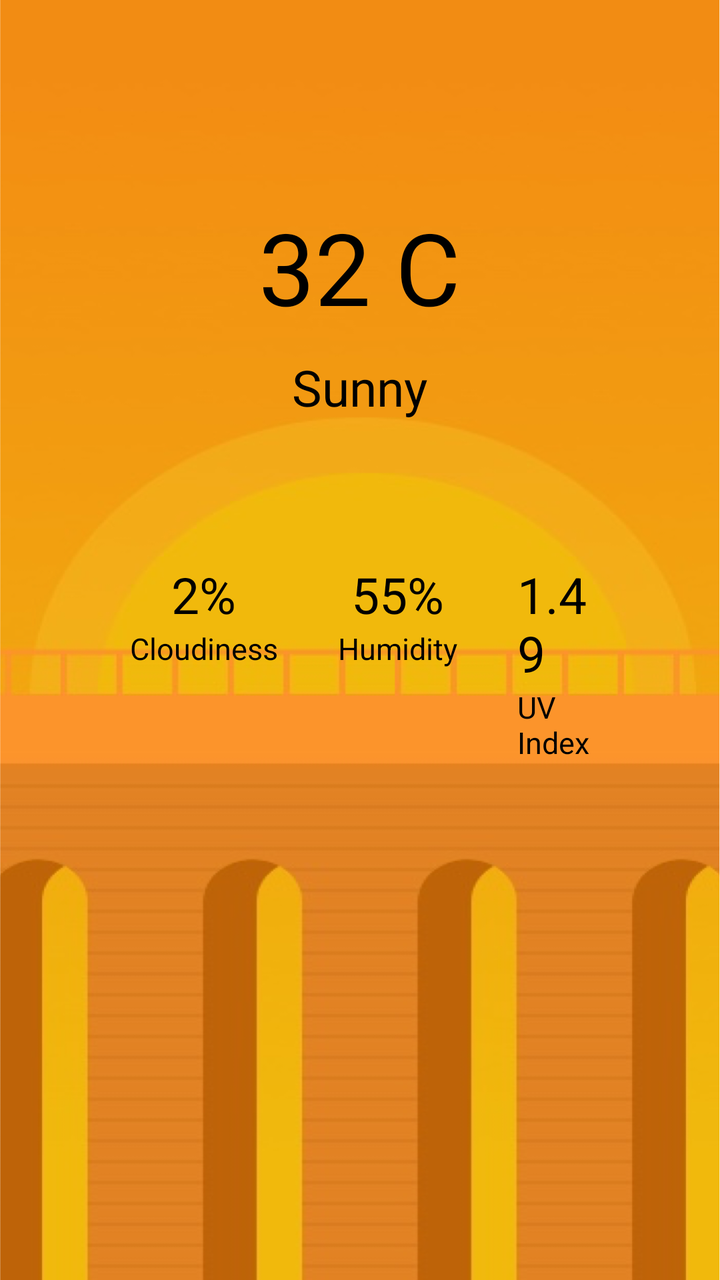
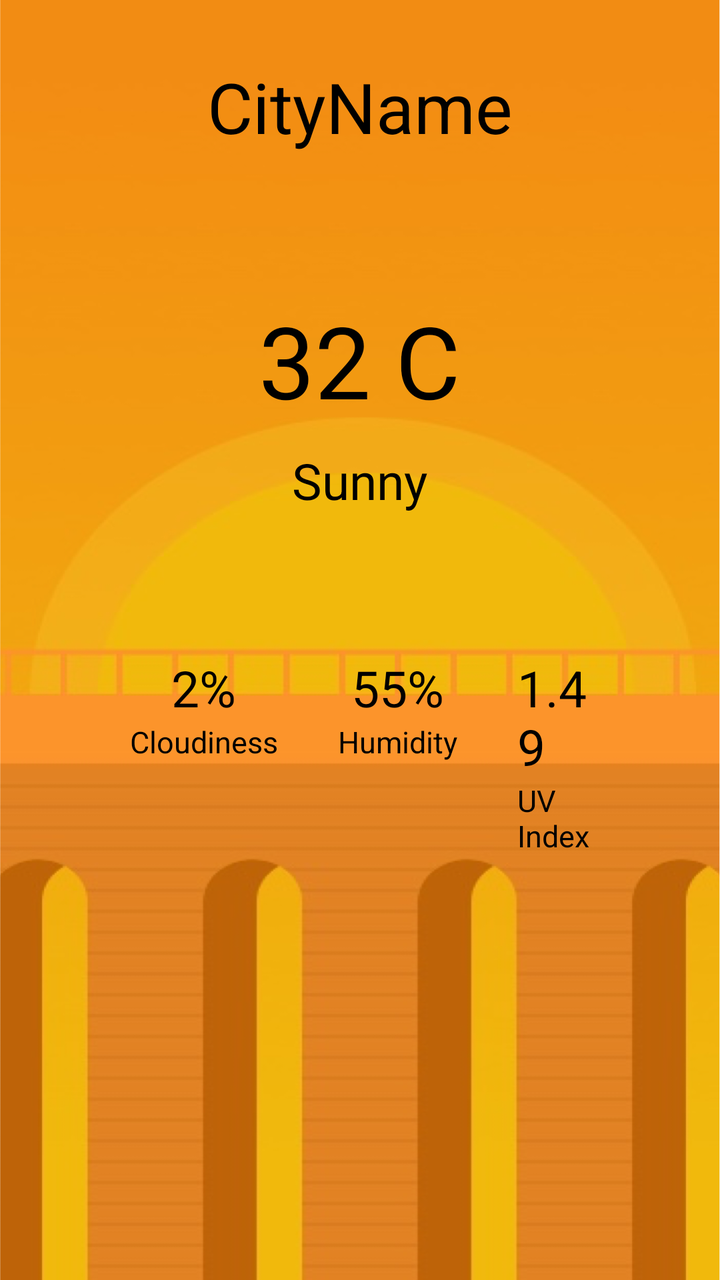

Compare the two renders of this Android layout. The source of the first and the diff that turns it into the second are given below.
<!-- AndroidManifest.xml: application theme Theme.AndroidHomework -->
<!-- res/layout/activity_city_weather.xml -->
<?xml version="1.0" encoding="utf-8"?>
<LinearLayout xmlns:android="http://schemas.android.com/apk/res/android"
    xmlns:app="http://schemas.android.com/apk/res-auto"
    xmlns:tools="http://schemas.android.com/tools"
    android:id="@+id/main"
    android:layout_width="match_parent"
    android:layout_height="match_parent"
    android:gravity="center"
    android:paddingHorizontal="50dp"
    android:orientation="vertical"
    android:background="@drawable/background_sunny"
    tools:context=".CityWeatherActivity">

    <TextView
        android:layout_width="wrap_content"
        android:layout_marginTop="100dp"
        android:layout_marginBottom="10dp"
        android:textSize="50sp"
        android:textColor="@color/black"
        android:layout_height="wrap_content"
        android:text="32 C" />

    <TextView
        android:layout_width="wrap_content"
        android:layout_height="wrap_content"
        android:textSize="25sp"
        android:layout_marginBottom="70dp"
        android:textColor="@color/black"
        android:text="Sunny" />

    <LinearLayout
        android:layout_width="match_parent"
        android:layout_height="match_parent"
        android:orientation="horizontal">

        <LinearLayout
            android:layout_width="wrap_content"
            android:layout_height="wrap_content"
            android:gravity="center"
            android:layout_marginHorizontal="15dp"
            android:orientation="vertical">

            <TextView
                android:layout_width="wrap_content"
                android:textColor="@color/black"
                android:textSize="25sp"
                android:layout_height="wrap_content"
                android:text="2%" />

            <TextView
                android:layout_width="wrap_content"
                android:layout_height="wrap_content"
                android:textSize="15sp"
                android:textColor="@color/black"
                android:text="Cloudiness" />
        </LinearLayout>

        <LinearLayout
            android:layout_width="wrap_content"
            android:layout_height="wrap_content"
            android:gravity="center"
            android:layout_marginHorizontal="15dp"
            android:orientation="vertical">

            <TextView
                android:layout_width="wrap_content"
                android:layout_height="wrap_content"
                android:textSize="25sp"
                android:textColor="@color/black"
                android:text="55%" />

            <TextView
                android:layout_width="wrap_content"
                android:layout_height="wrap_content"
                android:textColor="@color/black"
                android:textSize="15sp"
                android:text="Humidity" />
        </LinearLayout>

        <LinearLayout
            android:layout_width="wrap_content"
            android:gravity="center"
            android:layout_height="wrap_content"
            android:layout_marginHorizontal="15dp"
            android:orientation="vertical">

            <TextView
                android:layout_width="wrap_content"
                android:layout_height="wrap_content"
                android:textColor="@color/black"
                android:textSize="25sp"
                android:text="1.49" />

            <TextView
                android:layout_width="wrap_content"
                android:layout_height="wrap_content"
                android:textColor="@color/black"
                android:textSize="15sp"
                android:text="UV Index" />
        </LinearLayout>

    </LinearLayout>

</LinearLayout>
<!-- resources referenced by this layout -->
<resources>
  <color name="black">#FF000000</color>
  <!-- drawable background_sunny: png bitmap (drawable-hdpi, 162023 bytes) -->
  <style name="Theme.AndroidHomework" parent="Theme.MaterialComponents.DayNight.DarkActionBar">
          
          <item name="colorPrimary">@color/purple_500</item>
          <item name="colorPrimaryVariant">@color/purple_700</item>
          <item name="colorOnPrimary">@color/white</item>
          
          <item name="colorSecondary">@color/teal_200</item>
          <item name="colorSecondaryVariant">@color/teal_700</item>
          <item name="colorOnSecondary">@color/black</item>
          
          <item name="android:statusBarColor">?attr/colorPrimaryVariant</item>
          
      </style>
  <color name="purple_500">#FF6200EE</color>
  <color name="purple_700">#FF3700B3</color>
  <color name="white">#FFFFFFFF</color>
  <color name="teal_200">#FF03DAC5</color>
  <color name="teal_700">#FF018786</color>
</resources>

<!-- the commit's change to res/layout/activity_city_weather.xml (unified diff, before → after) -->
@@ -5,28 +5,39 @@
     android:id="@+id/main"
     android:layout_width="match_parent"
     android:layout_height="match_parent"
+    android:background="@drawable/background_sunny"
     android:gravity="center"
+    android:orientation="vertical"
     android:paddingHorizontal="50dp"
-    android:orientation="vertical"
-    android:background="@drawable/background_sunny"
     tools:context=".CityWeatherActivity">
 
     <TextView
+        android:id="@+id/textViewCityName"
         android:layout_width="wrap_content"
-        android:layout_marginTop="100dp"
-        android:layout_marginBottom="10dp"
-        android:textSize="50sp"
+        android:layout_height="wrap_content"
+        android:layout_marginTop="30dp"
+        android:text="CityName"
         android:textColor="@color/black"
-        android:layout_height="wrap_content"
-        android:text="32 C" />
+        android:textSize="35sp" />
 
     <TextView
+        android:id="@+id/textViewTemp"
         android:layout_width="wrap_content"
         android:layout_height="wrap_content"
-        android:textSize="25sp"
+        android:layout_marginTop="70dp"
+        android:layout_marginBottom="10dp"
+        android:text="32 C"
+        android:textColor="@color/black"
+        android:textSize="50sp" />
+
+    <TextView
+        android:id="@+id/text_view_weather_condition"
+        android:layout_width="wrap_content"
+        android:layout_height="wrap_content"
         android:layout_marginBottom="70dp"
+        android:text="Sunny"
         android:textColor="@color/black"
-        android:text="Sunny" />
+        android:textSize="25sp" />
 
     <LinearLayout
         android:layout_width="match_parent"
@@ -36,67 +47,70 @@
         <LinearLayout
             android:layout_width="wrap_content"
             android:layout_height="wrap_content"
+            android:layout_marginHorizontal="15dp"
             android:gravity="center"
-            android:layout_marginHorizontal="15dp"
             android:orientation="vertical">
 
             <TextView
+                android:id="@+id/textViewCloudiness"
                 android:layout_width="wrap_content"
+                android:layout_height="wrap_content"
+                android:text="2%"
                 android:textColor="@color/black"
-                android:textSize="25sp"
-                android:layout_height="wrap_content"
-                android:text="2%" />
+                android:textSize="25sp" />
 
             <TextView
                 android:layout_width="wrap_content"
                 android:layout_height="wrap_content"
-                android:textSize="15sp"
+                android:text="Cloudiness"
                 android:textColor="@color/black"
-                android:text="Cloudiness" />
+                android:textSize="15sp" />
         </LinearLayout>
 
         <LinearLayout
             android:layout_width="wrap_content"
             android:layout_height="wrap_content"
+            android:layout_marginHorizontal="15dp"
             android:gravity="center"
-            android:layout_marginHorizontal="15dp"
             android:orientation="vertical">
+
+            <TextView
+                android:id="@+id/textViewHumidity"
+                android:layout_width="wrap_content"
+                android:layout_height="wrap_content"
+                android:text="55%"
+                android:textColor="@color/black"
+                android:textSize="25sp" />
 
             <TextView
                 android:layout_width="wrap_content"
                 android:layout_height="wrap_content"
-                android:textSize="25sp"
+                android:text="Humidity"
                 android:textColor="@color/black"
-                android:text="55%" />
+                android:textSize="15sp" />
+        </LinearLayout>
+
+        <LinearLayout
+            android:layout_width="wrap_content"
+            android:layout_height="wrap_content"
+            android:layout_marginHorizontal="15dp"
+            android:gravity="center"
+            android:orientation="vertical">
+
+            <TextView
+                android:id="@+id/textViewUvIndex"
+                android:layout_width="wrap_content"
+                android:layout_height="wrap_content"
+                android:text="1.49"
+                android:textColor="@color/black"
+                android:textSize="25sp" />
 
             <TextView
                 android:layout_width="wrap_content"
                 android:layout_height="wrap_content"
+                android:text="UV Index"
                 android:textColor="@color/black"
-                android:textSize="15sp"
-                android:text="Humidity" />
-        </LinearLayout>
-
-        <LinearLayout
-            android:layout_width="wrap_content"
-            android:gravity="center"
-            android:layout_height="wrap_content"
-            android:layout_marginHorizontal="15dp"
-            android:orientation="vertical">
-
-            <TextView
-                android:layout_width="wrap_content"
-                android:layout_height="wrap_content"
-                android:textColor="@color/black"
-                android:textSize="25sp"
-                android:text="1.49" />
-
-            <TextView
-                android:layout_width="wrap_content"
-                android:layout_height="wrap_content"
-                android:textColor="@color/black"
-                android:textSize="15sp"
-                android:text="UV Index" />
+                android:textSize="15sp" />
         </LinearLayout>
 
     </LinearLayout>
